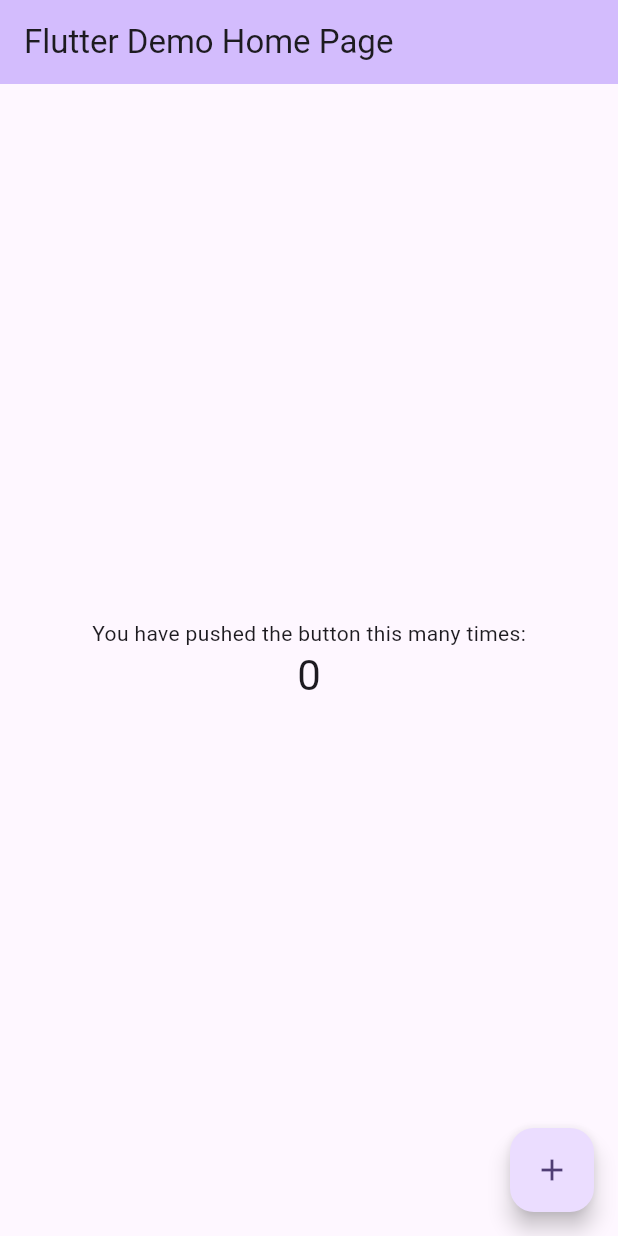
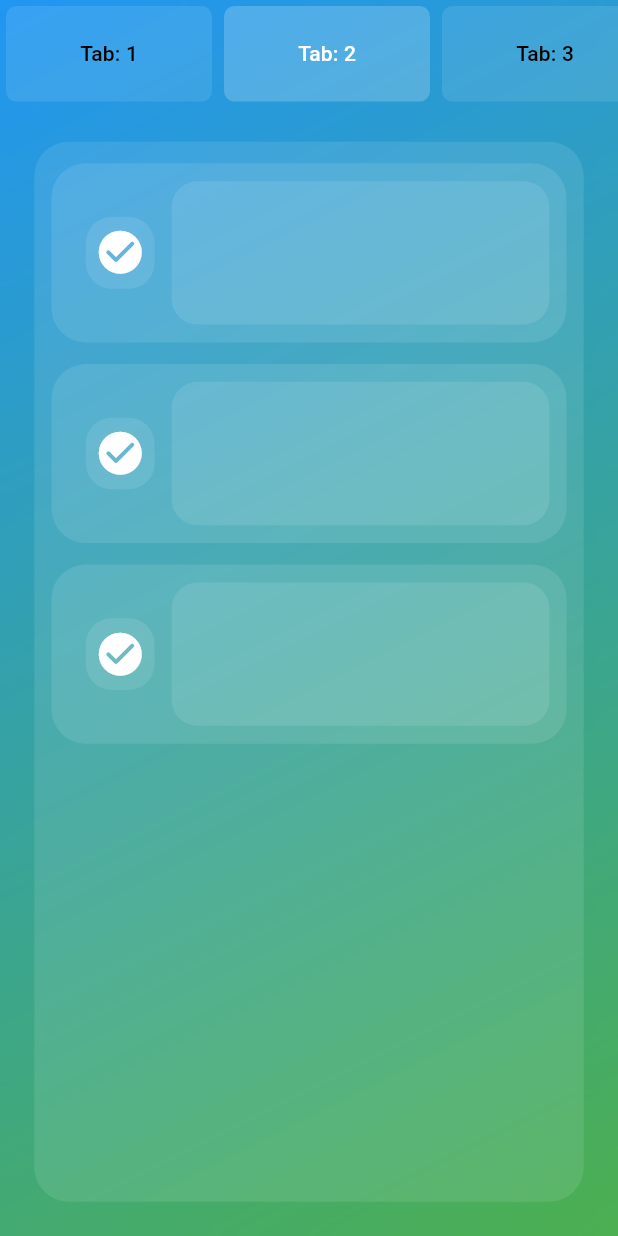
Before and after one commit to NAOXUAN4/Freeze_ToDo, a Flutter app: the screen it shows after launch, on a phone screen of 412 x 824 dp. Run offline on Flutter 3.47's test engine with Material 3 defaults, Android fonts, the phone set to English and light mode, and no system bars; drawn by our look-alikes of buttons_tabbar, oktoast; our stand-ins replace flutter_screenutil.

```diff
--- a/lib/main.dart
+++ b/lib/main.dart
@@ -1,125 +1,44 @@
+import 'package:ca_tl/route/router.dart';
 import 'package:flutter/material.dart';
+import 'package:flutter/services.dart';
+import 'package:flutter_screenutil/flutter_screenutil.dart';
+import 'package:oktoast/oktoast.dart';
 
 void main() {
-  runApp(const MyApp());
+  SystemChrome.setSystemUIOverlayStyle(SystemUiOverlayStyle(  //设置状态栏透明
+    statusBarColor: Colors.transparent,
+    systemNavigationBarColor: Colors.transparent,
+    statusBarIconBrightness: Brightness.dark,
+  ));
+  runApp(const MyApp(title: 'Demo',));
 }
 
-class MyApp extends StatelessWidget {
-  const MyApp({super.key});
+class MyApp extends StatefulWidget {
+  const MyApp({super.key, required this.title});
+  final String title;
 
-  // This widget is the root of your application.
+  @override
+  State<MyApp> createState() => _MyAppState();
+}
+
+class _MyAppState extends State<MyApp> {
+
   @override
   Widget build(BuildContext context) {
-    return MaterialApp(
-      title: 'Flutter Demo',
-      theme: ThemeData(
-        // This is the theme of your application.
-        //
-        // TRY THIS: Try running your application with "flutter run". You'll see
-        // the application has a purple toolbar. Then, without quitting the app,
-        // try changing the seedColor in the colorScheme below to Colors.green
-        // and then invoke "hot reload" (save your changes or press the "hot
-        // reload" button in a Flutter-supported IDE, or press "r" if you used
-        // the command line to start the app).
-        //
-        // Notice that the counter didn't reset back to zero; the application
-        // state is not lost during the reload. To reset the state, use hot
-        // restart instead.
-        //
-        // This works for code too, not just values: Most code changes can be
-        // tested with just a hot reload.
-        colorScheme: ColorScheme.fromSeed(seedColor: Colors.deepPurple),
-        useMaterial3: true,
+    return OKToast(
+      child: ScreenUtilInit(
+        builder: (context, child) {
+          return MaterialApp(
+            title: widget.title,
+            theme: ThemeData(
+              colorScheme: ColorScheme.fromSeed(seedColor: Colors.deepPurple),
+              useMaterial3: true,
+            ),
+            onGenerateRoute: Routes.generateRoute,   //导入配置好的路由
+            initialRoute: RouteName.home,   //设置初始路由路径(String)
+          );
+        },
       ),
-      home: const MyHomePage(title: 'Flutter Demo Home Page'),
     );
   }
 }
-
-class MyHomePage extends StatefulWidget {
-  const MyHomePage({super.key, required this.title});
-
-  // This widget is the home page of your application. It is stateful, meaning
-  // that it has a State object (defined below) that contains fields that affect
-  // how it looks.
-
-  // This class is the configuration for the state. It holds the values (in this
-  // case the title) provided by the parent (in this case the App widget) and
-  // used by the build method of the State. Fields in a Widget subclass are
-  // always marked "final".
-
-  final String title;
-
-  @override
-  State<MyHomePage> createState() => _MyHomePageState();
-}
-
-class _MyHomePageState extends State<MyHomePage> {
-  int _counter = 0;
-
-  void _incrementCounter() {
-    setState(() {
-      // This call to setState tells the Flutter framework that something has
-      // changed in this State, which causes it to rerun the build method below
-      // so that the display can reflect the updated values. If we changed
-      // _counter without calling setState(), then the build method would not be
-      // called again, and so nothing would appear to happen.
-      _counter++;
-    });
-  }
-
-  @override
-  Widget build(BuildContext context) {
-    // This method is rerun every time setState is called, for instance as done
-    // by the _incrementCounter method above.
-    //
-    // The Flutter framework has been optimized to make rerunning build methods
-    // fast, so that you can just rebuild anything that needs updating rather
-    // than having to individually change instances of widgets.
-    return Scaffold(
-      appBar: AppBar(
-        // TRY THIS: Try changing the color here to a specific color (to
-        // Colors.amber, perhaps?) and trigger a hot reload to see the AppBar
-        // change color while the other colors stay the same.
-        backgroundColor: Theme.of(context).colorScheme.inversePrimary,
-        // Here we take the value from the MyHomePage object that was created by
-        // the App.build method, and use it to set our appbar title.
-        title: Text(widget.title),
-      ),
-      body: Center(
-        // Center is a layout widget. It takes a single child and positions it
-        // in the middle of the parent.
-        child: Column(
-          // Column is also a layout widget. It takes a list of children and
-          // arranges them vertically. By default, it sizes itself to fit its
-          // children horizontally, and tries to be as tall as its parent.
-          //
-          // Column has various properties to control how it sizes itself and
-          // how it positions its children. Here we use mainAxisAlignment to
-          // center the children vertically; the main axis here is the vertical
-          // axis because Columns are vertical (the cross axis would be
-          // horizontal).
-          //
-          // TRY THIS: Invoke "debug painting" (choose the "Toggle Debug Paint"
-          // action in the IDE, or press "p" in the console), to see the
-          // wireframe for each widget.
-          mainAxisAlignment: MainAxisAlignment.center,
-          children: <Widget>[
-            const Text(
-              'You have pushed the button this many times:',
-            ),
-            Text(
-              '$_counter',
-              style: Theme.of(context).textTheme.headlineMedium,
-            ),
-          ],
-        ),
-      ),
-      floatingActionButton: FloatingActionButton(
-        onPressed: _incrementCounter,
-        tooltip: 'Increment',
-        child: const Icon(Icons.add),
-      ), // This trailing comma makes auto-formatting nicer for build methods.
-    );
-  }
-}
--- /dev/null
+++ b/lib/route/router.dart
@@ -0,0 +1,36 @@
+import 'package:flutter/cupertino.dart';
+import 'package:flutter/material.dart';
+import '../views/Home/home_page.dart';
+
+class Routes{
+  static MaterialPageRoute<dynamic>? generateRoute(RouteSettings settings){
+    // TODO: 路由switcher
+    switch (settings.name){
+      case RouteName.home:
+        return pageRoute(
+          HomePage(),
+          settings: settings,
+        );
+    }
+    return null;
+  }
+
+  static MaterialPageRoute<dynamic> pageRoute(Widget page, {
+    RouteSettings ?settings,
+    bool? fullscreenDialog = false,
+    bool? maintainState = true,
+    bool? allowSnapshotting
+  }){
+    return MaterialPageRoute(builder: (context){
+      return page;
+    },
+      settings: settings,
+      fullscreenDialog: fullscreenDialog ?? false,
+      maintainState: maintainState ?? true,
+      allowSnapshotting: allowSnapshotting ?? true);
+  }
+}
+
+class RouteName{
+  static const String home = '/';
+}
--- /dev/null
+++ b/lib/views/Home/home_page.dart
@@ -0,0 +1,185 @@
+import 'dart:ui';
+import 'package:flutter/cupertino.dart';
+import 'package:flutter/material.dart';
+import 'package:flutter_screenutil/flutter_screenutil.dart';
+import 'package:buttons_tabbar/buttons_tabbar.dart';
+import 'package:oktoast/oktoast.dart';
+
+class HomePage extends StatefulWidget {
+  const HomePage({Key? key}) : super(key: key);
+
+  @override
+  State<StatefulWidget> createState() {
+    // TODO: implement createState
+    return _HomePageState();
+  }
+}
+
+class _HomePageState extends State<HomePage> with SingleTickerProviderStateMixin {
+  late TabController _tabController;  //创建tab控制器
+
+  @override
+  void initState() {
+    super.initState();
+    _tabController = TabController(
+        length: 10,
+        vsync: this,
+        initialIndex: 1);
+
+    _tabController.animateTo(
+      1,
+      duration: const Duration(milliseconds: 100),
+      curve: Curves.easeInOut,
+    );
+  }
+
+
+  @override
+  void dispose() {
+    _tabController.dispose();
+    super.dispose();
+  }
+
+  @override
+  Widget build(BuildContext context) {
+    // TODO: implement build
+    return Scaffold(
+      body: Container(
+        height: double.infinity,
+        width: double.infinity,
+        decoration: BoxDecoration(
+          gradient: LinearGradient(
+            colors: [Colors.blue, Colors.green],
+            begin: Alignment.topLeft,
+            end: Alignment.bottomRight,
+          ),
+        ),
+        child: SafeArea(
+          child: Container(
+            height: double.infinity,
+            width: double.infinity,
+            child: Column(
+              children:[
+                _TabBar(),
+               _ToDoDetails()
+              ],)
+          ),
+        ),
+      ));
+  }
+
+  Widget _TabBar(){
+    return Container(
+        height: 60.h,
+        child: BackdropFilter(
+          filter: ImageFilter.blur(sigmaX: 5, sigmaY: 5),
+          child: ButtonsTabBar(
+            // isScrollable: true,
+            // padding: EdgeInsets.symmetric(horizontal: 20.w),
+            width: 120.w,
+            unselectedDecoration: BoxDecoration(
+              borderRadius: BorderRadius.circular(10.r),
+              color: Colors.white.withOpacity(0.1),
+            ),
+            decoration: BoxDecoration(
+              borderRadius: BorderRadius.circular(10.r),
+              color: Colors.white.withOpacity(0.2),
+            ),
+            tabs: List.generate(10, (index) =>
+                Tab(text: 'Tab: ${index + 1}')
+            ),
+            controller: _tabController,
+            contentCenter: true,
+          ),
+        ),
+    );
+  }
+
+  Widget _ToDoDetails(){
+    return  Expanded(
+      child: TabBarView(
+        controller: _tabController,
+        children: List.generate(10, (index) =>
+          _ToDoPages(index: index)
+        ),),
+
+    );
+  }
+
+  Widget _ToDoPages({required int index}){
+    return Container(
+      margin: EdgeInsets.all(20.w),
+      height: double.infinity,
+      width: double.infinity,
+      decoration: BoxDecoration(
+        borderRadius: BorderRadius.circular(20.r),
+        color: Colors.white.withOpacity(0.1),
+      ),
+      child: ListView.builder(
+        shrinkWrap: true,
+        itemCount: 3,
+        itemBuilder: (context,index){
+            return _ToDoCardItem(index: index, onTrick: (){
+              setState(() {
+                showToast('onCheck');
+              });
+            });
+        }),
+
+    );
+  }
+
+  Widget _ToDoCardItem({required int index, required GestureTapCallback onTrick}){
+    return Container(
+      margin: EdgeInsets.only(left: 10.w,top: 12.h,right: 10.w),
+      height: 100.h,
+      width: double.infinity,
+      decoration: BoxDecoration(
+        borderRadius: BorderRadius.circular(20.r),
+        color: Colors.white.withOpacity(0.1),
+      ),
+      child: Row(
+        children: [
+          Container(
+            decoration: BoxDecoration(
+              borderRadius: BorderRadius.circular(15.r),
+              color: Colors.white.withOpacity(0.1),
+            ),
+            margin: EdgeInsets.only(left: 20.w),
+            width: 40.w,
+            height: 40.h,
+            child: Center(
+              child: GestureDetector(
+                onTap: onTrick,
+                child: Icon(
+                  Icons.check_circle_rounded,
+                  color: Colors.white,
+                  size: 30.w,
+                ),
+              )
+            ),
+          ),
+          Container(
+            child: GestureDetector(
+              onTap: () {setState(() {
+                showToast('onTapCArd');
+              });},
+              child: Container(
+                height: 80.h,
+                width: 220.w,
+                margin: EdgeInsets.only(left: 10.w),
+                decoration: BoxDecoration(
+                  borderRadius: BorderRadius.circular(15.r),
+                  color: Colors.white.withOpacity(0.1),
+                ),
+
+              ),
+            ),
+          )
+
+        ]
+      )
+    );
+  }
+
+}
--- a/pubspec.yaml
+++ b/pubspec.yaml
@@ -61,6 +61,8 @@ dependencies:
   shared_preferences: ^2.0.15
   #12.flutter_html
   flutter_html: ^3.0.0-alpha.6
+  #13.buttons_tabbar:
+  buttons_tabbar: ^1.3.14
 
 dev_dependencies:
   flutter_test:
```
Also changed, not shown: lib/theme.dart (added), lib/views/Home/home_vm.dart (added), pubspec.lock, 1 other file.
